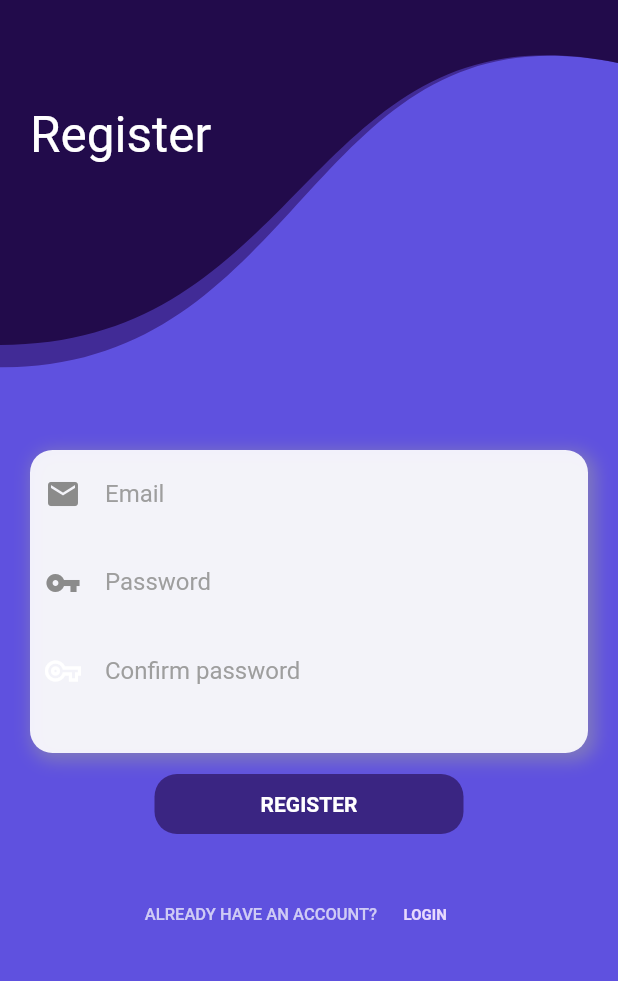
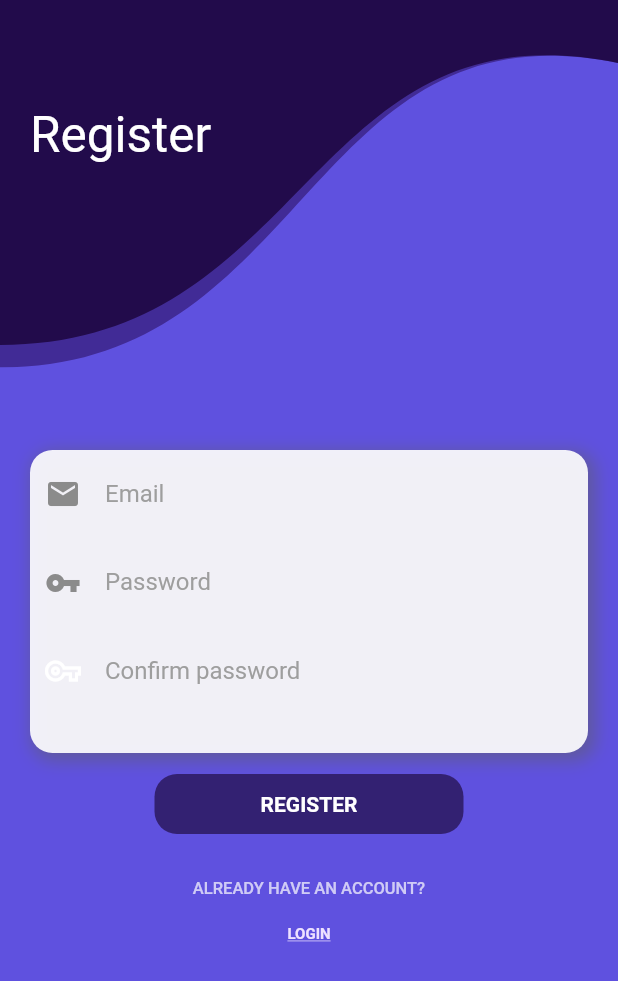
Before and after one commit to dcustovic/Todoify, a Flutter app: the screen it shows after launch, after a tap on "REGISTER", on a phone screen of 412 x 824 dp. Shown: the top 981 px of the screen. Run offline on Flutter 3.47's test engine with Material 2 defaults, Android fonts, the phone set to English and light mode, and no system bars; our stand-ins replace cloud_firestore, curved_navigation_bar, firebase_auth, firebase_core, flutter_spinkit, share_plus; accounts and stored records are empty; generated files the repository leaves out were written again; network calls fail.

Commit message:
minor changes

```diff
--- a/lib/main.dart
+++ b/lib/main.dart
@@ -14,10 +14,7 @@ void main() {
   WidgetsFlutterBinding.ensureInitialized();
   runApp(
     MaterialApp(
-      title: 'Flutter Demo',
-      theme: ThemeData(
-        primarySwatch: Colors.blueGrey,
-      ),
+      title: 'Todoify',
       home: const HomePage(),
       routes: {
         homeRoute: (context) => const HomepageView(),
--- a/lib/views/login_view.dart
+++ b/lib/views/login_view.dart
@@ -146,7 +146,8 @@ class _LoginViewState extends State<LoginView> {
                     borderRadius: BorderRadius.circular(15),
                     boxShadow: [
                       BoxShadow(
-                        color: Colors.grey.withOpacity(0.5),
+                        color: const Color.fromARGB(255, 95, 95, 95)
+                            .withOpacity(0.5),
                         spreadRadius: 2,
                         blurRadius: 9,
                         offset:
@@ -162,6 +163,7 @@ class _LoginViewState extends State<LoginView> {
                         controller: _email,
                         autocorrect: false,
                         enableSuggestions: false,
+                        keyboardType: TextInputType.emailAddress,
                         decoration: InputDecoration(
                           icon: const Icon(
                             Icons.email,
@@ -264,7 +266,7 @@ class _LoginViewState extends State<LoginView> {
                     ),
                   ),
                 ),
-                Row(
+                Column(
                   mainAxisAlignment: MainAxisAlignment.center,
                   children: <Widget>[
                     const Text(
@@ -284,6 +286,7 @@ class _LoginViewState extends State<LoginView> {
                       child: const Text(
                         "REGISTER",
                         style: TextStyle(
+                            decoration: TextDecoration.underline,
                             fontSize: 10,
                             color: Color.fromARGB(255, 231, 217, 253),
                             fontWeight: FontWeight.w700),
--- a/lib/views/notes/create_update_note_view.dart
+++ b/lib/views/notes/create_update_note_view.dart
@@ -132,7 +132,11 @@ class _AddNoteViewState extends State<AddNoteView> {
                   child: Padding(
                     padding: const EdgeInsets.only(left: 8, right: 8),
                     child: TextField(
-                      style: const TextStyle(color: Colors.white),
+                      keyboardType: TextInputType.text,
+                      maxLines: null,
+                      style: const TextStyle(
+                        color: Colors.white,
+                      ),
                       controller: _textController,
                       decoration: InputDecoration(
                         border: OutlineInputBorder(
--- a/lib/views/notes/list_note_empty.dart
+++ b/lib/views/notes/list_note_empty.dart
@@ -33,7 +33,7 @@ class ListNoteEmpty extends StatelessWidget {
                 ),
               ),
               const Text(
-                "Swipe right to create one",
+                "Swipe left to create one",
                 style: TextStyle(
                   fontSize: 15,
                   color: Color.fromARGB(122, 255, 255, 255),
--- a/lib/views/registration_view.dart
+++ b/lib/views/registration_view.dart
@@ -144,7 +144,8 @@ class _RegisterViewState extends State<RegisterView> {
                     borderRadius: BorderRadius.circular(15),
                     boxShadow: [
                       BoxShadow(
-                        color: Colors.grey.withOpacity(0.5),
+                        color: const Color.fromARGB(255, 95, 95, 95)
+                            .withOpacity(0.5),
                         spreadRadius: 2,
                         blurRadius: 9,
                         offset:
@@ -160,6 +161,7 @@ class _RegisterViewState extends State<RegisterView> {
                         controller: _email,
                         autocorrect: false,
                         enableSuggestions: false,
+                        keyboardType: TextInputType.emailAddress,
                         decoration: InputDecoration(
                           icon: const Icon(
                             Icons.email,
@@ -216,7 +218,7 @@ class _RegisterViewState extends State<RegisterView> {
                       child: Container(
                         decoration: BoxDecoration(
                           borderRadius: BorderRadius.circular(15),
-                          color: const Color.fromARGB(153, 34, 8, 68),
+                          color: const Color.fromARGB(164, 27, 6, 54),
                         ),
                         child: Material(
                           borderRadius: BorderRadius.circular(15),
@@ -281,7 +283,7 @@ class _RegisterViewState extends State<RegisterView> {
                     ),
                   ),
                 ),
-                Row(
+                Column(
                   mainAxisAlignment: MainAxisAlignment.center,
                   children: <Widget>[
                     const Text(
@@ -301,8 +303,9 @@ class _RegisterViewState extends State<RegisterView> {
                       child: const Text(
                         "LOGIN",
                         style: TextStyle(
+                            decoration: TextDecoration.underline,
                             fontSize: 10,
-                            color: Color.fromARGB(255, 231, 217, 253),
+                            color: Color.fromARGB(255, 237, 225, 255),
                             fontWeight: FontWeight.w700),
                       ),
                     )
--- a/pubspec.yaml
+++ b/pubspec.yaml
@@ -48,6 +48,9 @@ dependencies:
   liquid_swipe: ^3.0.0
   share_plus: ^6.2.0
   flutter_launcher_icons: ^0.10.0
+  google_sign_in: ^5.4.2
+  font_awesome_flutter: ^10.2.1
+  provider: ^6.0.4
 
 dev_dependencies:
   flutter_test:
```
Also changed, not shown: pubspec.lock, 3 other files.
